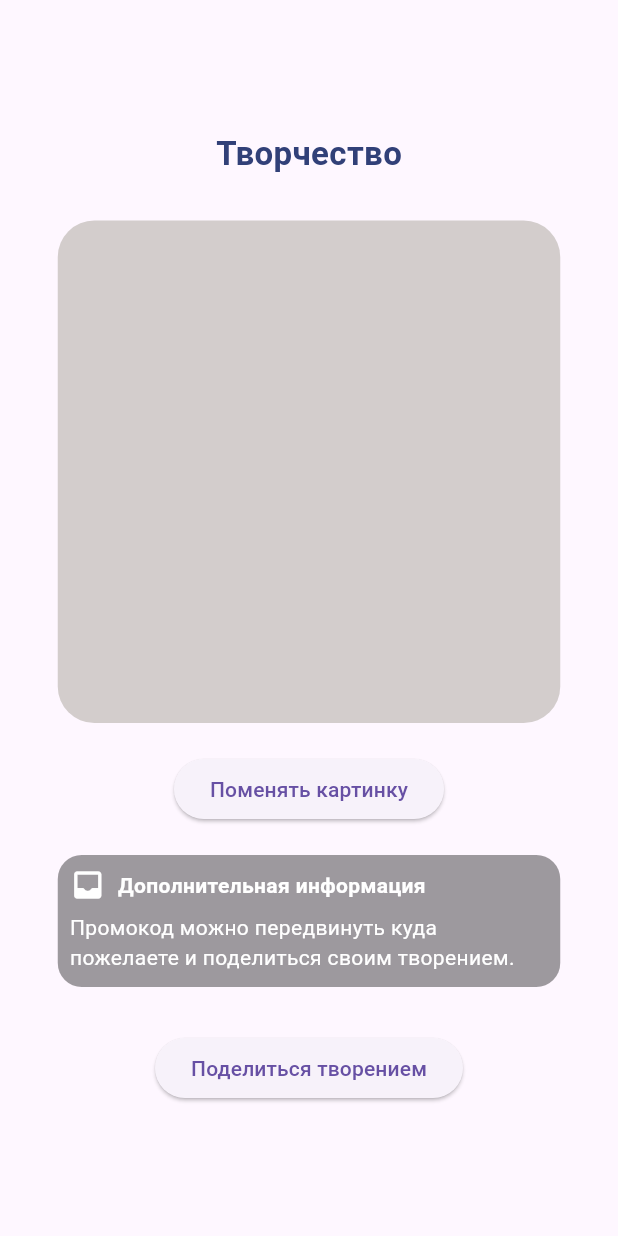
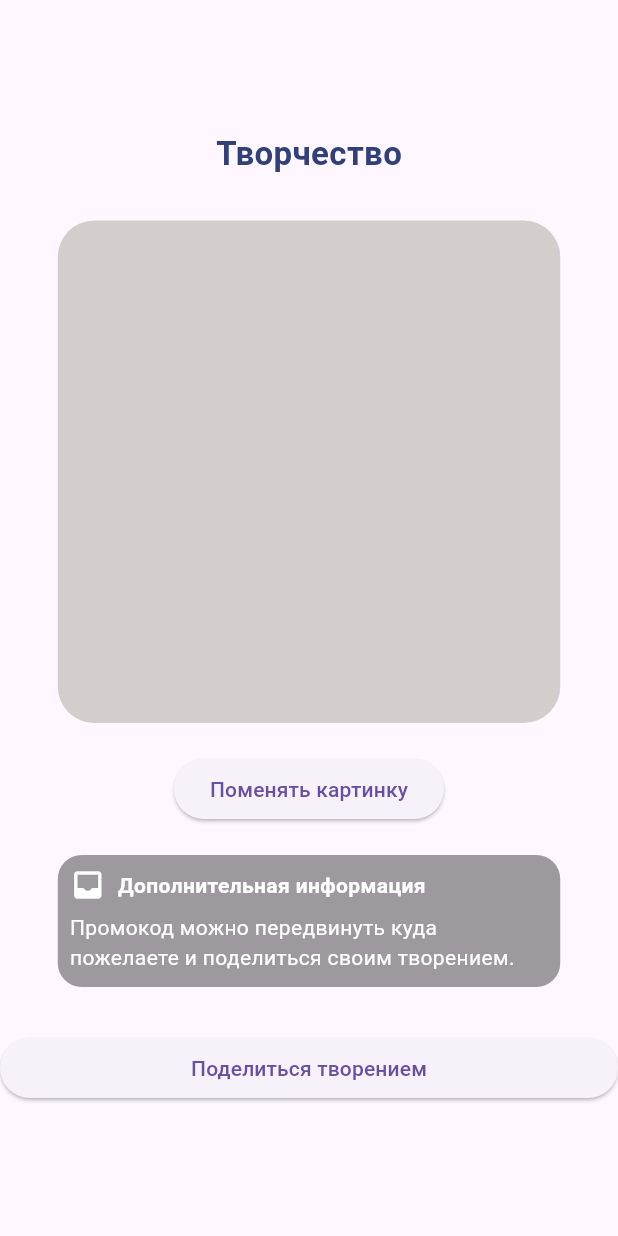
Before and after one commit to ksenia-nesytova/flutter_cars7, a Flutter app: the screen it shows after launch, on a phone screen of 412 x 824 dp. Run offline on Flutter 3.47's test engine with Material 3 defaults, Android fonts, the phone set to English and light mode, and no system bars.

Commit message:
upd: share btn now takes up full width

```diff
--- a/lib/main.dart
+++ b/lib/main.dart
@@ -74,12 +74,15 @@ class MainApp extends StatelessWidget {
                 ),
               ),
               SizedBox(height: 30),
-            ElevatedButton(
+              SizedBox(
+                width: double.infinity,
+                child: ElevatedButton(
                 onPressed: () {
                   print("Поделиться");
                 },
                 child: Text('Поделиться творением'),
               ),
+              )
           ],
           ),
         ),
```
